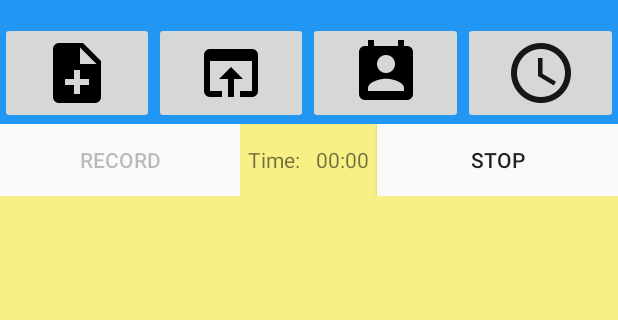
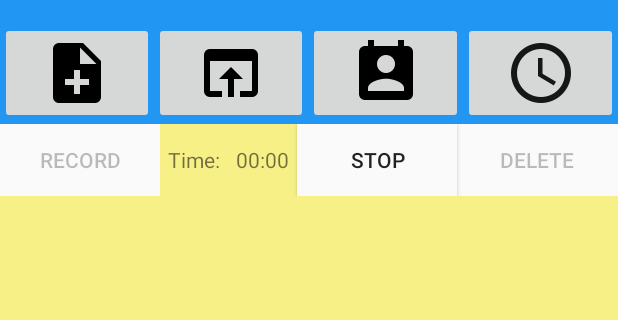
Before and after one commit to andreypetrov/CopdApp, an Android app: the fragment VoiceRecordFragment placed in its activity, after a tap on "PLAY", on a phone screen of 412 x 824 dp, the part 62-382 px from its top. Run offline under Robolectric (Android 15) with nearby library versions, the phone set to English and light mode, and no system bars; 3 other taps on this screen came first.

Commit message:
Added delete button and functionality

```diff
--- a/app/src/main/java/com/petrodevelopment/copdapp/record/fragments/VoiceRecordFragment.java
+++ b/app/src/main/java/com/petrodevelopment/copdapp/record/fragments/VoiceRecordFragment.java
@@ -16,6 +16,7 @@ import com.petrodevelopment.copdapp.fragments.AppointmentsFragment;
 import com.petrodevelopment.copdapp.fragments.SectionFragment;
 import com.petrodevelopment.copdapp.util.U;
 
+import java.io.File;
 import java.io.IOException;
 
 /**
@@ -27,6 +28,7 @@ public class VoiceRecordFragment extends SectionFragment {
     private static String mFileName;
     private Button mRecordButton;
     private Button mPlayButton;
+    private Button mDeleteButton;
 
     private boolean isRecording = false;
     private boolean isPlaying = false;
@@ -50,16 +52,19 @@ public class VoiceRecordFragment extends SectionFragment {
                              Bundle savedInstanceState) {
         View rootView = inflater.inflate(R.layout.fragment_record_voice, container, false);
 
-        initView(rootView);
         mFileName = Environment.getExternalStorageDirectory().getAbsolutePath() + "/audiorecordtest.3gp";
 
+        initView(rootView);
+        initMediaPlayerAndButtons();
 
         return rootView;
     }
 
+
     private void initView(View rootView) {
         initRecordButton(rootView);
         initPlayButton(rootView);
+        initDeleteButton(rootView);
     }
 
     private void initRecordButton(View rootView) {
@@ -71,11 +76,12 @@ public class VoiceRecordFragment extends SectionFragment {
                     stopRecording();
                     mRecordButton.setText(R.string.record);
                     mPlayButton.setEnabled(true);
-                }
-                else {
+                    mDeleteButton.setEnabled(true);
+                } else {
                     startRecording();
                     mRecordButton.setText(R.string.stop);
                     mPlayButton.setEnabled(false);
+                    mDeleteButton.setEnabled(false);
                 }
 
                 isRecording = !isRecording;
@@ -94,10 +100,12 @@ public class VoiceRecordFragment extends SectionFragment {
                     stopPlaying();
                     mPlayButton.setText(R.string.play);
                     mRecordButton.setEnabled(true);
+                    mDeleteButton.setEnabled(true);
                 } else {
                     startPlaying();
                     mPlayButton.setText(R.string.stop);
                     mRecordButton.setEnabled(false);
+                    mDeleteButton.setEnabled(false);
                 }
 
                 isPlaying = !isPlaying;
@@ -105,6 +113,22 @@ public class VoiceRecordFragment extends SectionFragment {
         });
     }
 
+
+    private void initDeleteButton(View rootView) {
+        mDeleteButton = (Button) rootView.findViewById(R.id.delete_btn);
+        mDeleteButton.setOnClickListener(new View.OnClickListener() {
+            @Override
+            public void onClick(View v) {
+                File file = new File(mFileName);
+                if(file.exists()) {
+                    file.delete();
+                    mDeleteButton.setEnabled(false);
+                    mPlayButton.setEnabled(false);
+                    mRecordButton.setEnabled(true);
+                }
+            }
+        });
+    }
 
     @Override
     public void onPause() {
@@ -144,17 +168,53 @@ public class VoiceRecordFragment extends SectionFragment {
         mRecorder = null;
     }
 
+
+
+    private void initMediaPlayerAndButtons() {
+        mPlayer = new MediaPlayer();
+        File file = new File(mFileName);
+        if(file.exists()) {
+            try {
+                mPlayer.setDataSource(mFileName);
+                mPlayer.setOnPreparedListener(new MediaPlayer.OnPreparedListener() {
+                    @Override
+                    public void onPrepared(MediaPlayer mp) {
+                        mPlayer.getDuration();
+                        U.log(this, "duration: " + mPlayer.getDuration() / 1000);
+                        //tODO update initial time
+                    }
+                });
+                mPlayer.prepare();
+            } catch (IOException e) {
+                U.log(this, "prepare() failed");
+            }
+        } else {
+            mDeleteButton.setEnabled(false);
+            mPlayButton.setEnabled(false);
+        }
+    }
+
+
     private void startPlaying() {
         mPlayer = new MediaPlayer();
         try {
             mPlayer.setDataSource(mFileName);
             mPlayer.prepare();
             mPlayer.start();
+            mPlayer.setOnPreparedListener(new MediaPlayer.OnPreparedListener() {
+                @Override
+                public void onPrepared(MediaPlayer mp) {
+                    mPlayer.getDuration();
+                    U.log(this, "duration: " + mPlayer.getDuration() / 1000);
+                }
+            });
             mPlayer.setOnCompletionListener(new MediaPlayer.OnCompletionListener() {
                 @Override
                 public void onCompletion(MediaPlayer mp) {
                     isPlaying = false;
                     mPlayButton.setText(R.string.play);
+                    mRecordButton.setEnabled(true);
+                    mDeleteButton.setEnabled(true);
                 }
             });
         } catch (IOException e) {
@@ -167,4 +227,9 @@ public class VoiceRecordFragment extends SectionFragment {
         mPlayer = null;
     }
 
+
+    private void deleteFile() {
+
+    }
+
 }
--- a/app/src/main/res/layout/fragment_record_voice.xml
+++ b/app/src/main/res/layout/fragment_record_voice.xml
@@ -40,4 +40,14 @@
         android:background="@drawable/white_button"
         android:text="@string/play" />
 
+
+    <Button
+        android:id="@+id/delete_btn"
+        android:layout_width="0dp"
+        android:layout_weight="1"
+        android:layout_height="wrap_content"
+        android:layout_alignParentBottom="true"
+        android:background="@drawable/white_button"
+        android:text="@string/action_delete" />
+
 </LinearLayout>
```
